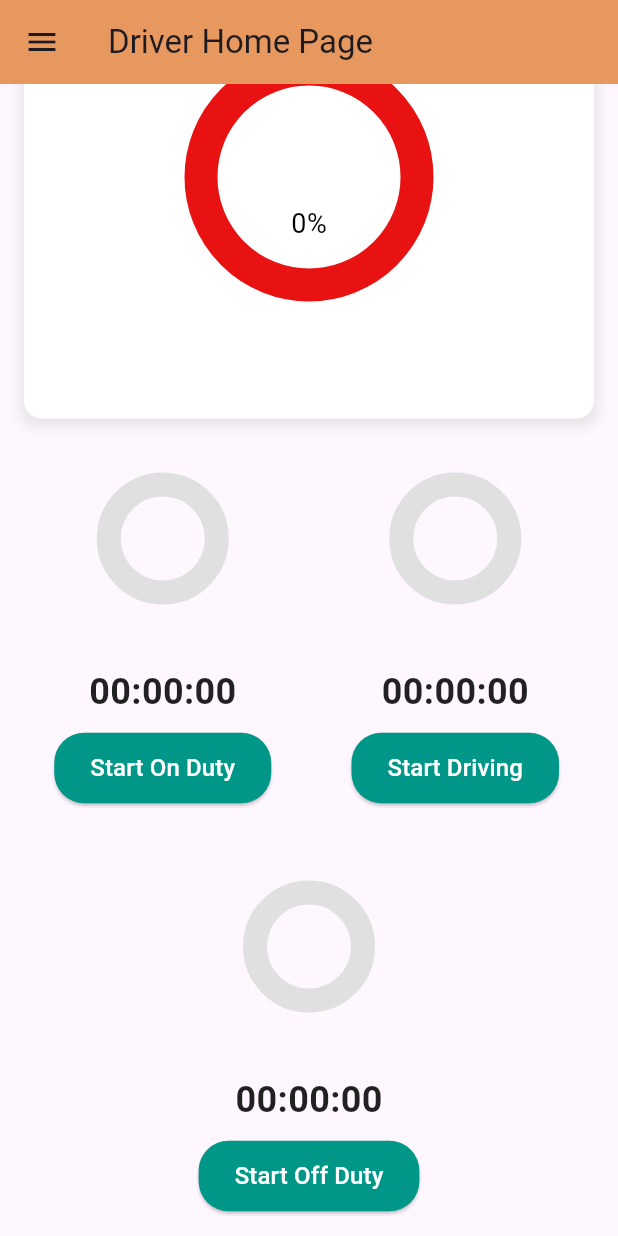
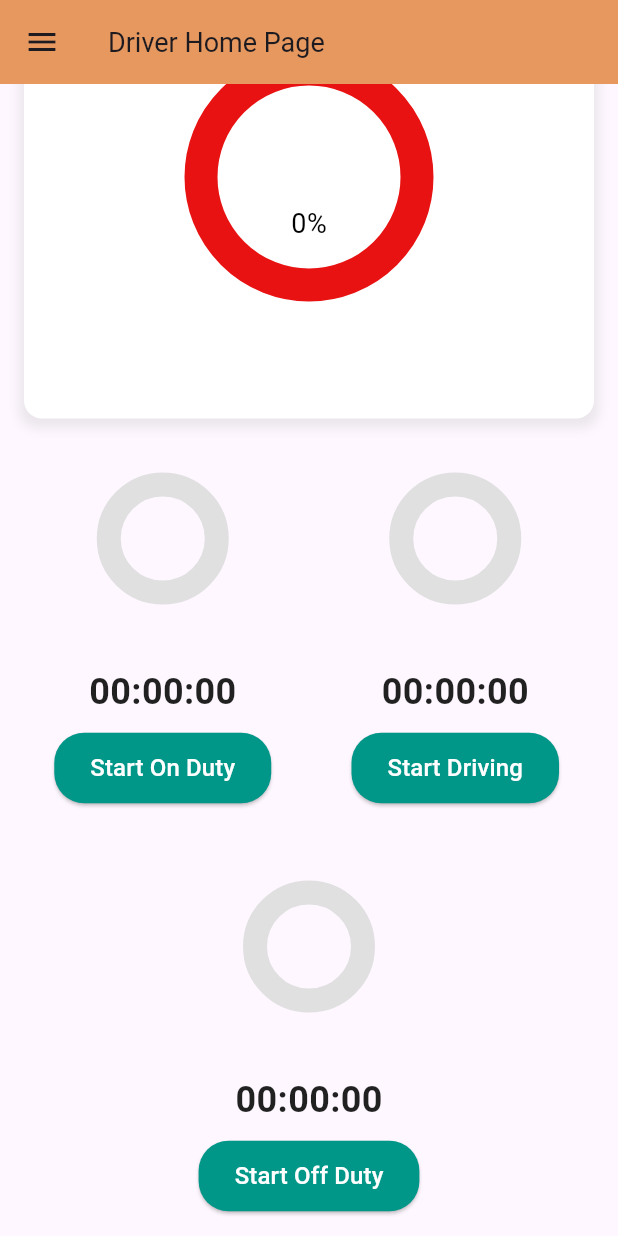
Before and after one commit to mfortelnyy/truckproFlutter, a Flutter app: the DriverHomeView screen opened directly with empty values, scrolled down 143 dp, on a phone screen of 412 x 824 dp. Run offline on Flutter 3.47's test engine with Material 3 defaults, Android fonts, the phone set to English and light mode, and no system bars; our stand-ins replace file_picker, fl_chart, jwt_decoder, stop_watch_timer; missing offline and left inert: dart:ffi; network calls fail.

Commit message:
Add user name to the app bar

```diff
--- a/truckpro/lib/views/driver_home_page.dart
+++ b/truckpro/lib/views/driver_home_page.dart
@@ -382,9 +382,11 @@ class _DriverHomeViewState extends State<DriverHomeView> {
   @override
   Widget build(BuildContext context) {
     return Scaffold(
-      appBar: AppBar(
-        title: const Text('Driver Home Page'),
-
+          appBar: AppBar(
+        title: Text(
+          widget.user?.firstName ?? 'Driver Home Page',
+          style: const TextStyle(fontSize: 18),
+        ),
         backgroundColor: const Color.fromARGB(255, 241, 158, 89),
       ),
       drawer: _buildDrawer(context),
@@ -481,7 +483,7 @@ class _DriverHomeViewState extends State<DriverHomeView> {
             decoration: BoxDecoration(
               color: Color.fromARGB(255, 241, 158, 89),
             ),
-            child: Text('Driver Menu', style: TextStyle(color: Colors.white, fontSize: 24)),
+            child: Text('Driver Menu\n', style: TextStyle(color: Colors.white, fontSize: 24)),
           ),
           ListTile(
             leading: const Icon(Icons.local_activity_rounded, color: Colors.black),
```
